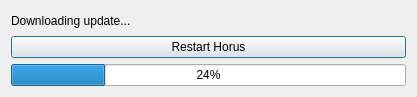
The window that updatedownloaddialog.ui (nickdonnelly/horus) describes before a commit, drawn with Qt 5.
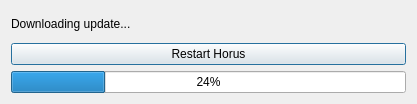
The same window after the commit.

What changed in the file:
```diff
--- a/updatedownloaddialog.ui
+++ b/updatedownloaddialog.ui
@@ -7,9 +7,27 @@
     <x>0</x>
     <y>0</y>
     <width>417</width>
-    <height>97</height>
+    <height>104</height>
    </rect>
   </property>
+  <property name="sizePolicy">
+   <sizepolicy hsizetype="Fixed" vsizetype="Fixed">
+    <horstretch>0</horstretch>
+    <verstretch>0</verstretch>
+   </sizepolicy>
+  </property>
+  <property name="minimumSize">
+   <size>
+    <width>417</width>
+    <height>104</height>
+   </size>
+  </property>
+  <property name="maximumSize">
+   <size>
+    <width>417</width>
+    <height>104</height>
+   </size>
+  </property>
   <property name="windowTitle">
    <string>Horus Updater</string>
   </property>
```
